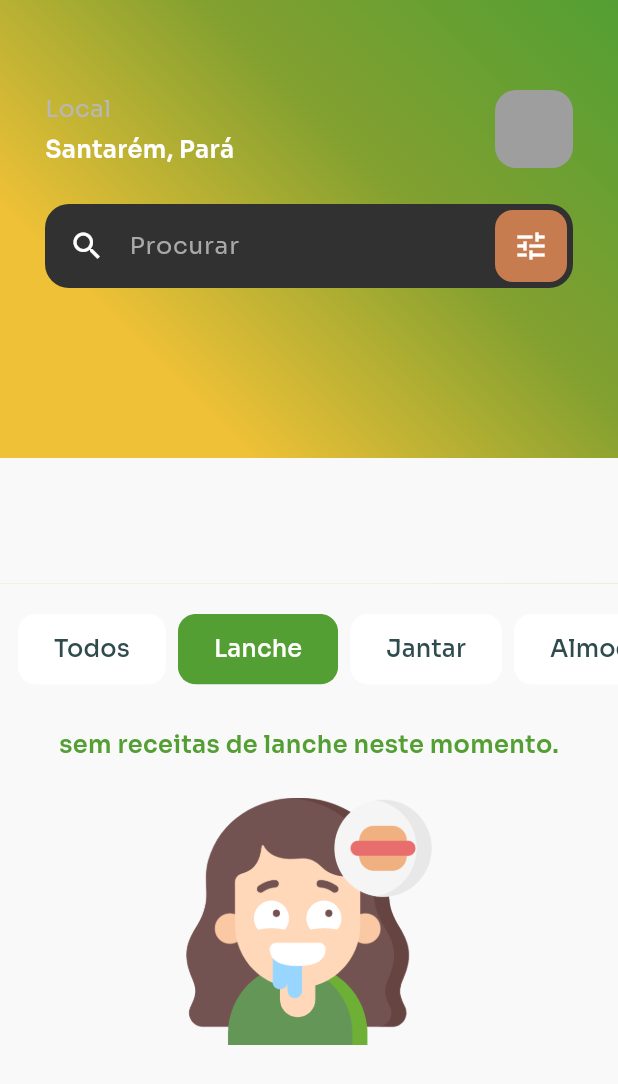
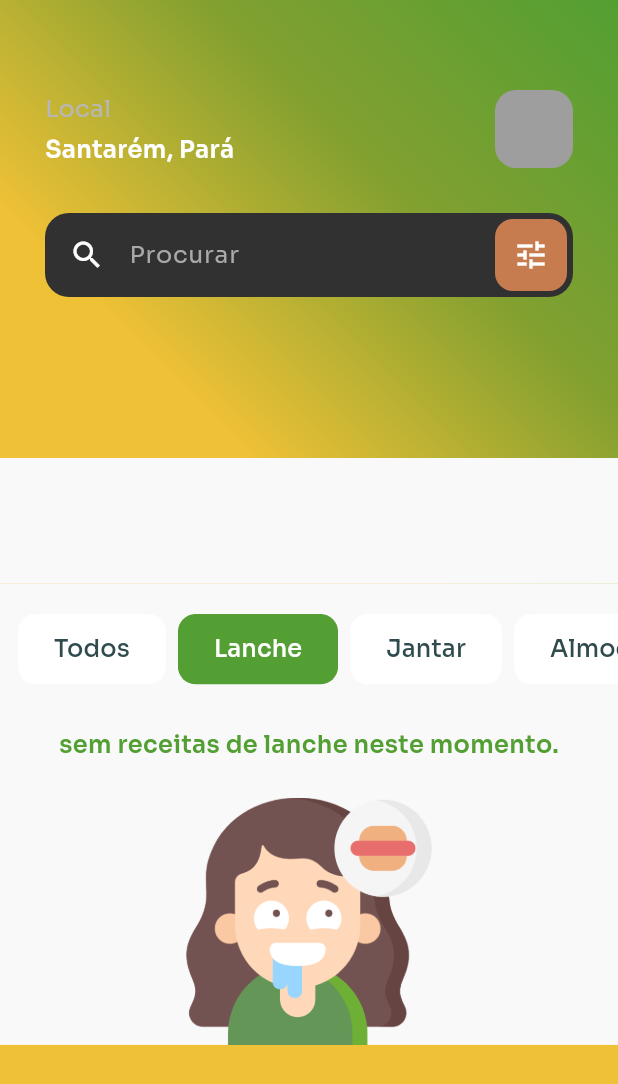
Before and after one commit to franbs2/EatS, a Flutter app: the HomePage screen opened by its route, after a tap on "Lanche", on a phone screen of 412 x 824 dp. Shown: the top 1084 px of the screen. Run offline on Flutter 3.47's test engine with Material 3 defaults, Android fonts, the phone set to English and light mode, and no system bars; drawn by our look-alikes of carousel_slider; our stand-ins replace cloud_firestore, firebase_auth, firebase_core, firebase_storage, flutter_rating_bar, google_fonts and 3 more; accounts and stored records are empty; generated files the repository leaves out were written again.

Commit message:
fix: Scroll Home Page

```diff
--- a/lib/presentation/view/home_page.dart
+++ b/lib/presentation/view/home_page.dart
@@ -35,166 +35,146 @@ class _HomePageState extends State<HomePage> {
   Widget build(BuildContext context) {
     // Obtém a lista de categorias de filtro a partir de strings constantes.
     const categories = StringsApp.listFilterCategories;
-    // Obtém a altura da tela para definir o layout.
-    double height = MediaQuery.of(context).size.height;
 
     return Scaffold(
       body: Container(
-        height: height, // Define a altura do container como a altura da tela.
         decoration: const BoxDecoration(
           gradient: LinearGradient(
             begin: Alignment.topRight,
             end: Alignment.centerLeft,
             colors: [
-              Color(0xff539F33), // Cor inicial do gradiente.
-              Color(0xff82A030), // Cor intermediária do gradiente.
-              Color(0xffEFC136), // Cor final do gradiente.
-              Color(
-                  0xffEFC136), // Cor final do gradiente repetida para suavizar a transição.
+              Color(0xff539F33),
+              Color(0xff82A030),
+              Color(0xffEFC136),
+              Color(0xffEFC136),
             ],
           ),
         ),
+        child: CustomScrollView(
+          slivers: [
+            const SliverToBoxAdapter(
               child: Column(
                 children: [
-            const SizedBox(height: 30), // Espaçamento superior.
-            const Padding(
-              padding: EdgeInsets.all(
-                  30.0), // Adiciona padding em torno do conteúdo.
-              child: Column(
-                children: [
-                  Row(
+                  SizedBox(height: 30), // Espaçamento superior.
+                  Padding(
+                    padding: EdgeInsets.all(30.0),
+                    child: Row(
                       children: [
                         Column(
                           crossAxisAlignment: CrossAxisAlignment.start,
                           children: [
                             Text(
-                            StringsApp.local, // Texto para localização.
+                              StringsApp.local,
                               style: TextStyle(
                                 fontSize: 16,
-                              color: Color(0xffB7B7B7), // Cor do texto.
-                              fontWeight: FontWeight.normal, // Peso da fonte.
+                                color: Color(0xffB7B7B7),
+                                fontWeight: FontWeight.normal,
                               ),
                             ),
-                          SizedBox(height: 4), // Espaçamento vertical.
+                            SizedBox(height: 4),
                             Text(
-                            'Santarém, Pará', // Localização do usuário (TODO: substituir pela localização real do usuário).
+                              'Santarém, Pará',
                               style: TextStyle(
                                 fontSize: 16,
-                              color: AppTheme.secondaryColor, // Cor do texto.
-                              fontWeight: FontWeight.w600, // Peso da fonte.
+                                color: AppTheme.secondaryColor,
+                                fontWeight: FontWeight.w600,
                               ),
                             ),
                           ],
                         ),
-                      Spacer(), // Espaça o conteúdo à direita.
-                      ImgPerfilWidget(), // Widget para exibir a imagem de perfil.
-                    ],
-                  ),
-                  SizedBox(height: 24), // Espaçamento vertical.
-                  SearchBarWidget(), // Widget da barra de pesquisa.
+                        Spacer(),
+                        ImgPerfilWidget(),
                       ],
                     ),
                   ),
-            Container(
+                  Padding(
+                    padding: EdgeInsets.symmetric(horizontal: 30.0),
+                    child: SearchBarWidget(),
+                  ),
+                  SizedBox(height: 24),
+                ],
+              ),
+            ),
+            SliverToBoxAdapter(
+              child: Container(
                 decoration: const BoxDecoration(
                   gradient: LinearGradient(
-                  colors: [
-                    Colors.transparent,
-                    Color(0xffF9F9F9)
-                  ], // Gradiente para o fundo do container.
-                  stops: [0.5, 0.5], // Posições das cores no gradiente.
+                    colors: [Colors.transparent, Color(0xffF9F9F9)],
+                    stops: [0.5, 0.5],
                     begin: Alignment.topCenter,
                     end: Alignment.bottomCenter,
                   ),
-                boxShadow: [
-                  BoxShadow(
-                    color: Colors.transparent,
-                    blurRadius: 0.0,
-                    spreadRadius: 0.0,
-                    offset: Offset(0.0, 0.0),
-                  ),
-                ],
                   border: Border(
                     bottom: BorderSide(
                       color: Color(0xffF9F9F9),
-                    width: 2.0, // Largura da borda inferior.
+                      width: 2.0,
                     ),
                   ),
                 ),
                 child: Consumer<BannersProvider>(
                   builder: (context, bannersProvider, child) {
-                  return CarouselWidget(
-                    banners: bannersProvider
-                        .banners, // Passa os banners obtidos pelo provedor para o widget de carrossel.
-                  );
+                    return CarouselWidget(banners: bannersProvider.banners);
                   },
                 ),
               ),
-            Expanded(
+            ),
+            SliverToBoxAdapter(
               child: Container(
                 decoration: const BoxDecoration(
-                    color: Color(
-                        0xffF9F9F9)), // Define a cor de fundo do container.
-                child: Consumer<RecipesProvider>(
-                  builder: (context, recipesProvider, child) {
-                    return Column(
-                      children: [
-                        const SizedBox(
-                          height: 16, // Espaçamento superior.
+                  color: Color(0xffF9F9F9),
                 ),
-                        const FilterCategoriesRecipesWidget(
-                            categories:
-                                categories), // Widget para filtros de categorias.
-                        if (recipesProvider.recipes.isEmpty &&
-                            recipesProvider.errorMessage == null)
-                          const Center(
-                            child: CircularProgressIndicator(
-                                color: AppTheme
-                                    .primaryColor), // Indicador de carregamento quando as receitas estão sendo carregadas.
-                          ),
-                        if (recipesProvider.errorMessage != null)
-                          Center(
                 child: Column(
                   children: [
-                                const SizedBox(
-                                    height: 24), // Espaçamento vertical.
+                    const SizedBox(height: 16),
+                    const FilterCategoriesRecipesWidget(categories: categories),
+                    Consumer<RecipesProvider>(
+                      builder: (context, recipesProvider, child) {
+                        if (recipesProvider.recipes.isEmpty &&
+                            recipesProvider.errorMessage == null) {
+                          return const Center(
+                            child: CircularProgressIndicator(
+                              color: AppTheme.primaryColor,
+                            ),
+                          );
+                        }
+
+                        if (recipesProvider.errorMessage != null) {
+                          return Center(
+                            child: Column(
+                              children: [
+                                const SizedBox(height: 24),
                                 Text(
-                                  recipesProvider.errorMessage!
-                                      .toLowerCase(), // Exibe a mensagem de erro em caso de falha na busca de receitas.
+                                  recipesProvider.errorMessage!.toLowerCase(),
                                   style: const TextStyle(
-                                    color: AppTheme
-                                        .primaryColor, // Cor do texto de erro.
+                                    color: AppTheme.primaryColor,
                                     fontSize: 16,
-                                    fontWeight:
-                                        FontWeight.w600, // Peso da fonte.
+                                    fontWeight: FontWeight.w600,
                                   ),
                                 ),
-                                const SizedBox(
-                                    height: 24), // Espaçamento vertical.
+                                const SizedBox(height: 24),
                                 Image.asset(
-                                  ImageApp
-                                      .hungryIllustration, // Imagem exibida quando há erro.
-                                  height: MediaQuery.of(context).size.height *
-                                      0.2, // Define a altura da imagem.
+                                  ImageApp.hungryIllustration,
+                                  height:
+                                      MediaQuery.of(context).size.height * 0.2,
+                                ),
+                              ],
+                            ),
+                          );
+                        }
+
+                        return Padding(
+                          padding: const EdgeInsets.symmetric(
+                              horizontal: 24, vertical: 10),
+                          child: GridViewRecipesWidget(
+                            listRecipes: recipesProvider.recipes,
+                          ),
+                        );
+                      },
                     ),
                   ],
                 ),
               ),
-                        Expanded(
-                          child: Padding(
-                            padding: const EdgeInsets.symmetric(
-                                horizontal: 24), // Adiciona padding horizontal.
-                            child: GridViewRecipesWidget(
-                                listRecipes: recipesProvider
-                                    .recipes), // Widget para exibir as receitas em uma visualização em grade.
             ),
-                        ),
-                      ],
-                    );
-                  },
-                ),
-              ),
-            )
           ],
         ),
       ),
--- a/lib/presentation/widget/grid_view_recipes_widget.dart
+++ b/lib/presentation/widget/grid_view_recipes_widget.dart
@@ -29,6 +29,7 @@ class GridViewRecipesWidget extends StatelessWidget {
     return GridView.builder(
       // Define que o grid deve se ajustar ao conteúdo, permitindo ser incorporado em outros widgets.
       shrinkWrap: true,
+      physics: const NeverScrollableScrollPhysics(),
       // Define o número de itens no grid com base no tamanho da lista de receitas.
       itemCount: listRecipes.length,
       // Configura o scroll do grid para ser vertical.
```
Lines whose indentation alone changed are shown as unchanged.
